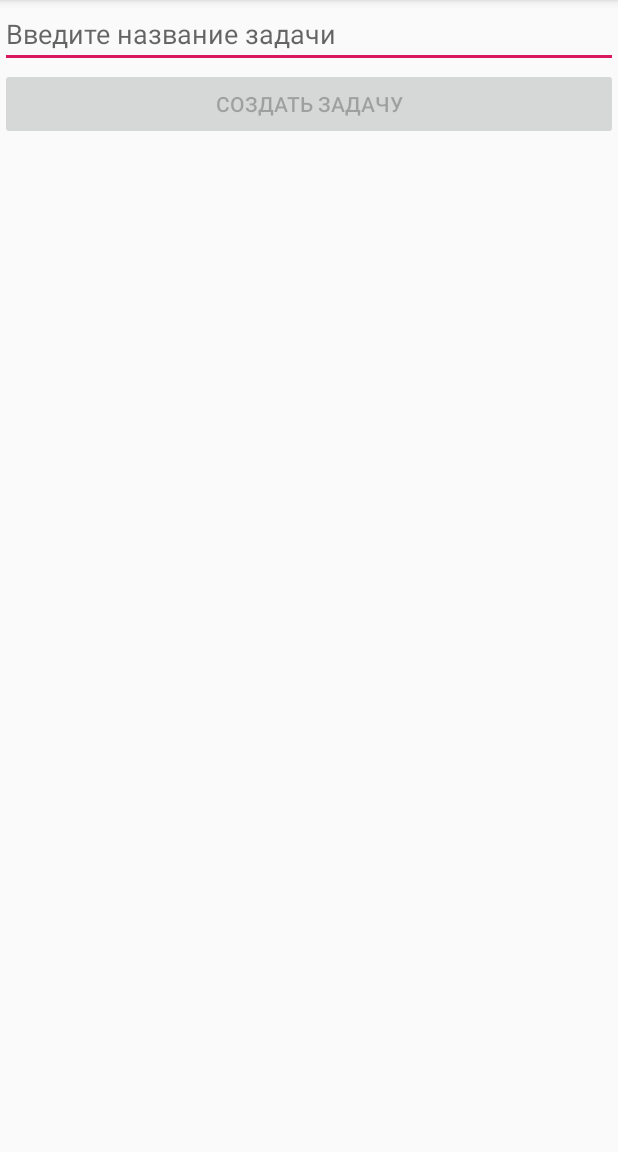
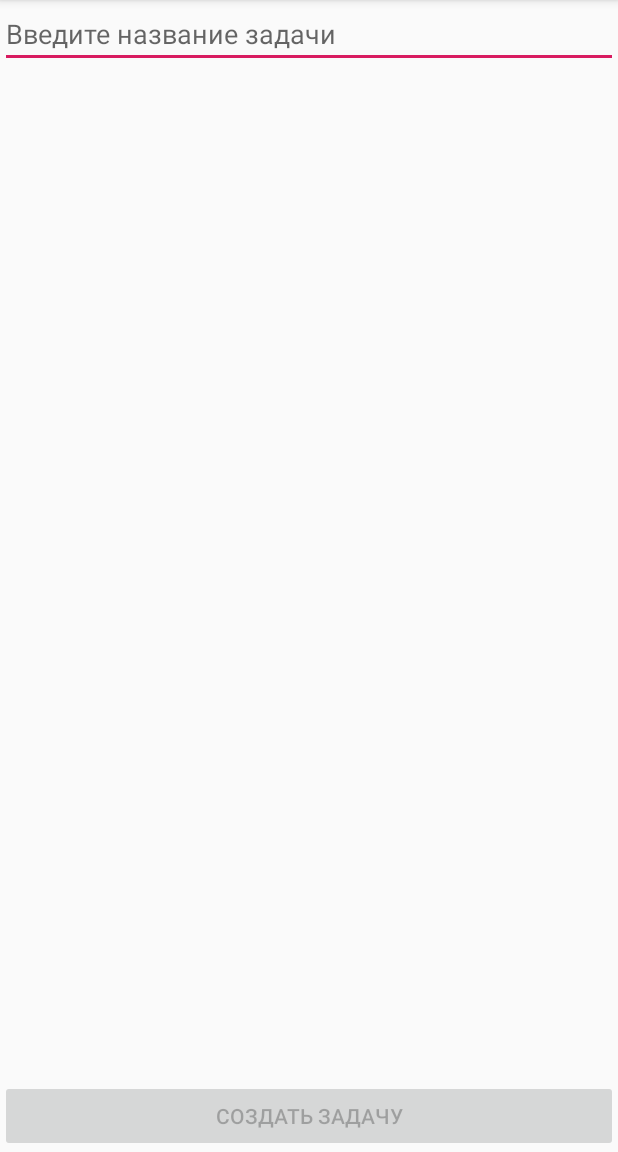
Before and after one commit to Biimka/ToDoList, an Android app: the TaskActivity screen opened directly, with no data from a screen before it, on a phone screen of 412 x 824 dp, the part 84-1236 px from its top. Run offline under Robolectric (Android 15) with nearby library versions, the phone set to English and light mode, and no system bars.

Commit message:
TDL-5. ScrollView

```diff
--- a/app/src/main/res/layout/activity_task.xml
+++ b/app/src/main/res/layout/activity_task.xml
@@ -2,11 +2,12 @@
 <android.support.constraint.ConstraintLayout xmlns:android="http://schemas.android.com/apk/res/android"
     xmlns:app="http://schemas.android.com/apk/res-auto"
     android:layout_width="match_parent"
-    android:layout_height="wrap_content">
+    android:layout_height="match_parent">
 
     <ScrollView
         android:layout_width="0dp"
-        android:layout_height="wrap_content"
+        android:layout_height="0dp"
+        app:layout_constraintTop_toTopOf="parent"
         app:layout_constraintBottom_toTopOf="@id/buttonCreate"
         app:layout_constraintLeft_toLeftOf="parent"
         app:layout_constraintRight_toRightOf="parent">
```
